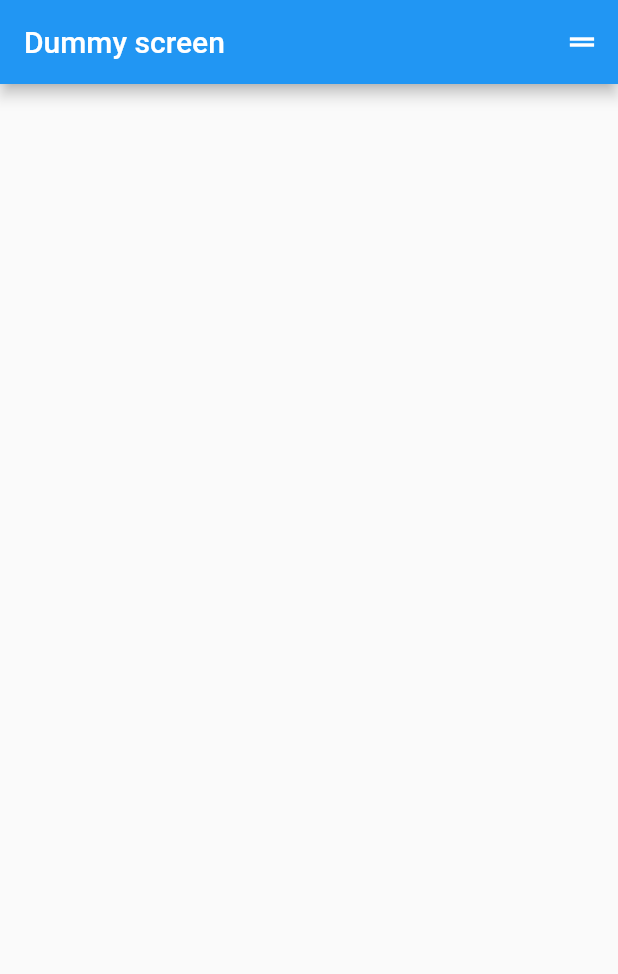
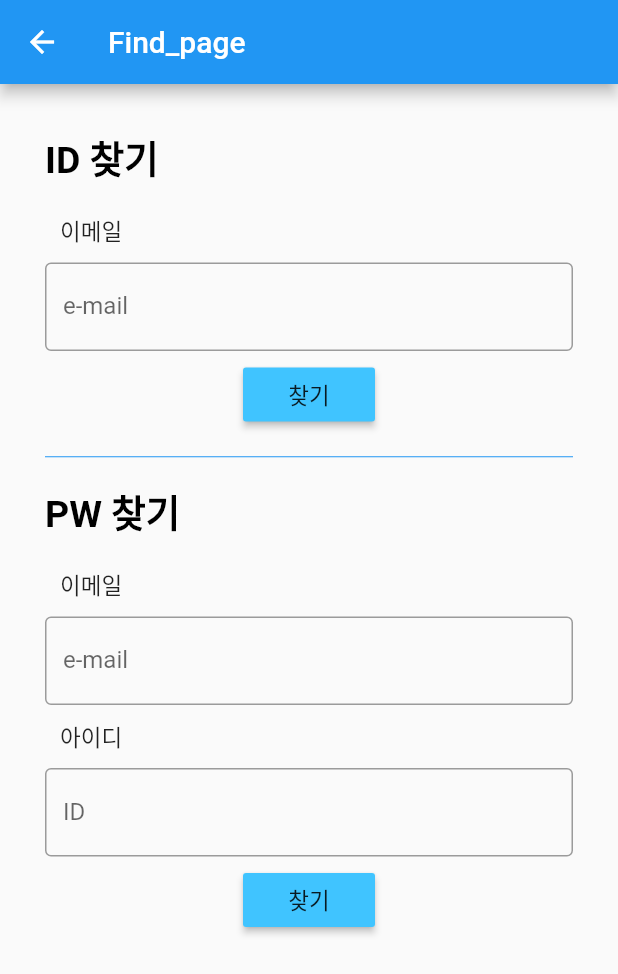
Before and after one commit to iinnu/CDP1_AiTube, a Flutter app: the screen it shows after launch, on a phone screen of 412 x 824 dp. Shown: the top 974 px of the screen. Run offline on Flutter 3.47's test engine with Material 2 defaults, Android fonts, the phone set to English and light mode, and no system bars; our stand-ins replace google_fonts.

Commit message:
find page

```diff
--- a/lib/main.dart
+++ b/lib/main.dart
@@ -1,6 +1,7 @@
 import 'package:cdp1_aitube/pages/dummy_page.dart';
 import 'package:cdp1_aitube/pages/login_page.dart';
 import 'package:cdp1_aitube/pages/setting_page.dart';
+import 'package:cdp1_aitube/pages/find_page.dart';
 import 'package:flutter/material.dart';
 
 void main() {
@@ -29,10 +30,12 @@ class MyApp extends StatelessWidget {
           ),
         ),
       ),
-      initialRoute: LoginPage.routeName,
+      home: FindPage(),
+      //initialRoute: LoginPage.routeName,
       routes: {
-        LoginPage.routeName: (ctx) => DummyPage(),  // here you simply change DummyPage() for any page you want, for example LoginPage();
-        SettingPage.routeName: (ctx) => SettingPage(),  // this convention of 'routes' is pretty useful and very easy to use
+        FindPage.routeName: (ctx) => FindPage(),
+        /*LoginPage.routeName: (ctx) => DummyPage(),  // here you simply change DummyPage() for any page you want, for example LoginPage();
+        SettingPage.routeName: (ctx) => SettingPage(),  // this convention of 'routes' is pretty useful and very easy to use*/
       },
       onUnknownRoute: (settings) {
         return null; // potentially some kind of an error page
--- a/lib/pages/find_page.dart
+++ b/lib/pages/find_page.dart
@@ -0,0 +1,148 @@
+import 'package:flutter/cupertino.dart';
+import 'package:flutter/material.dart';
+
+class FindPage extends StatelessWidget {
+  void openSettings(BuildContext ctx) {
+    Navigator.of(ctx).pushNamed(FindPage.routeName);
+  }
+
+  static const routeName = '/find';
+
+  @override
+  Widget build(BuildContext context) {
+    return Scaffold(
+      appBar: AppBar(
+        title: Text('Find_page'),
+        leading: IconButton(
+          icon: Icon(Icons.arrow_back),
+          onPressed: () {
+            // When we click the button, something~~
+          },
+        ),
+      ),
+      body: Column(
+        children: <Widget>[
+          Container(
+            padding: EdgeInsets.all(30),
+            child: Row(
+              children: <Widget>[
+                Expanded(
+                  child: Column(
+                    crossAxisAlignment: CrossAxisAlignment.start,
+                    children: <Widget>[
+                      //1_child
+                      Container(
+                        child: Text(
+                          "ID 찾기",
+                          style: TextStyle(
+                              color: Colors.black,
+                              fontSize: 25.0,
+                              fontWeight: FontWeight.bold),
+                        ),
+                      ),
+                      //2_child
+                      SizedBox(height: 10, width: 200),
+                      //3_child
+                      Container(
+                        padding: EdgeInsets.all(10),
+                        child: Text(
+                          "이메일",
+                          style: TextStyle(fontSize: 15.0),
+                        ),
+                      ),
+                      //4_child
+                      TextField(
+                        decoration: InputDecoration(
+                          border: OutlineInputBorder(),
+                          labelText: 'e-mail',
+                        ),
+                      ),
+                      //5_child
+                      SizedBox(height: 5, width: 200),
+                      //6_child
+                      Container(
+                        alignment: Alignment.center,
+                        child: RaisedButton(
+                          child: Text(
+                            "찾기",
+                            style: TextStyle(fontSize: 15.0),
+                          ),
+                          onPressed: ()
+                          {
+                            //Press button, then ~~
+                          },
+                          color: Colors.lightBlueAccent,
+                        ),
+                      ),
+                      //7_child
+                      Divider(height: 35, color: Colors.blue,),
+                      //8_child
+                      Container(
+                        child: Text(
+                          "PW 찾기",
+                          style: TextStyle(
+                              color: Colors.black,
+                              fontSize: 25.0,
+                              fontWeight: FontWeight.bold),
+                        ),
+                      ),
+                      //9_child
+                      SizedBox(height: 10, width: 200),
+                      //10_child
+                      Container(
+                        padding: EdgeInsets.all(10),
+                        child: Text(
+                          "이메일",
+                          style: TextStyle(fontSize: 15.0),
+                        ),
+                      ),
+                      //11_child
+                      TextField(
+                        decoration: InputDecoration(
+                          border: OutlineInputBorder(),
+                          labelText: 'e-mail',
+                        ),
+                      ),
+                      //12_child
+                      Container(
+                        padding: EdgeInsets.all(10),
+                        child: Text(
+                          "아이디",
+                          style: TextStyle(fontSize: 15.0),
+                        ),
+                      ),
+                      //13_child
+                      TextField(
+                        decoration: InputDecoration(
+                          border: OutlineInputBorder(),
+                          labelText: 'ID',
+                        ),
+                      ),
+                      //14_child
+                      SizedBox(height: 5, width: 200),
+                      //15_child
+                      Container(
+                        alignment: Alignment.center,
+                        child: RaisedButton(
+                          child: Text(
+                            "찾기",
+                            style: TextStyle(fontSize: 15.0),
+                          ),
+                          onPressed: ()
+                          {
+                            //Press button, then ~~
+                          },
+                          color: Colors.lightBlueAccent,
+                        ),
+                      ),
+                    ],
+                  ),
+                ),
+              ],
+            ),
+          ),
+        ],
+      ),
+    );
+  }
+}
```
Also changed, not shown: 6 other files.
